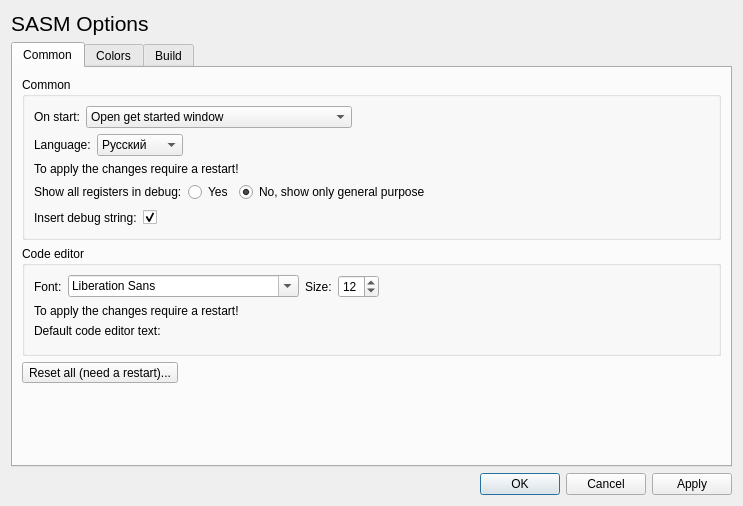
This is settings.ui in Dman95/SASM as Qt 5 draws it before an edit. The edited form follows.
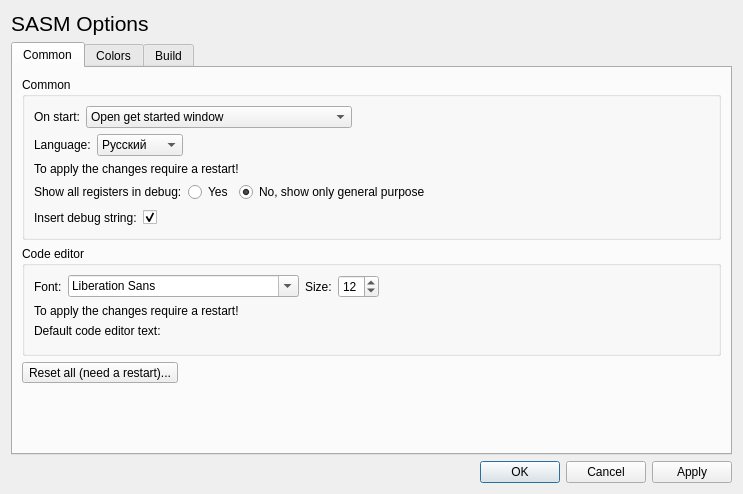
This is the edited form.

Commit message: Reverted back automatic changes done by Qt Creator

What changed in the file:
```diff
--- a/settings.ui
+++ b/settings.ui
@@ -7,7 +7,7 @@
     <x>0</x>
     <y>0</y>
     <width>743</width>
-    <height>506</height>
+    <height>494</height>
    </rect>
   </property>
   <property name="windowTitle">
```
Left out of the diff: 2 changed lines with no effect on the pictures.
